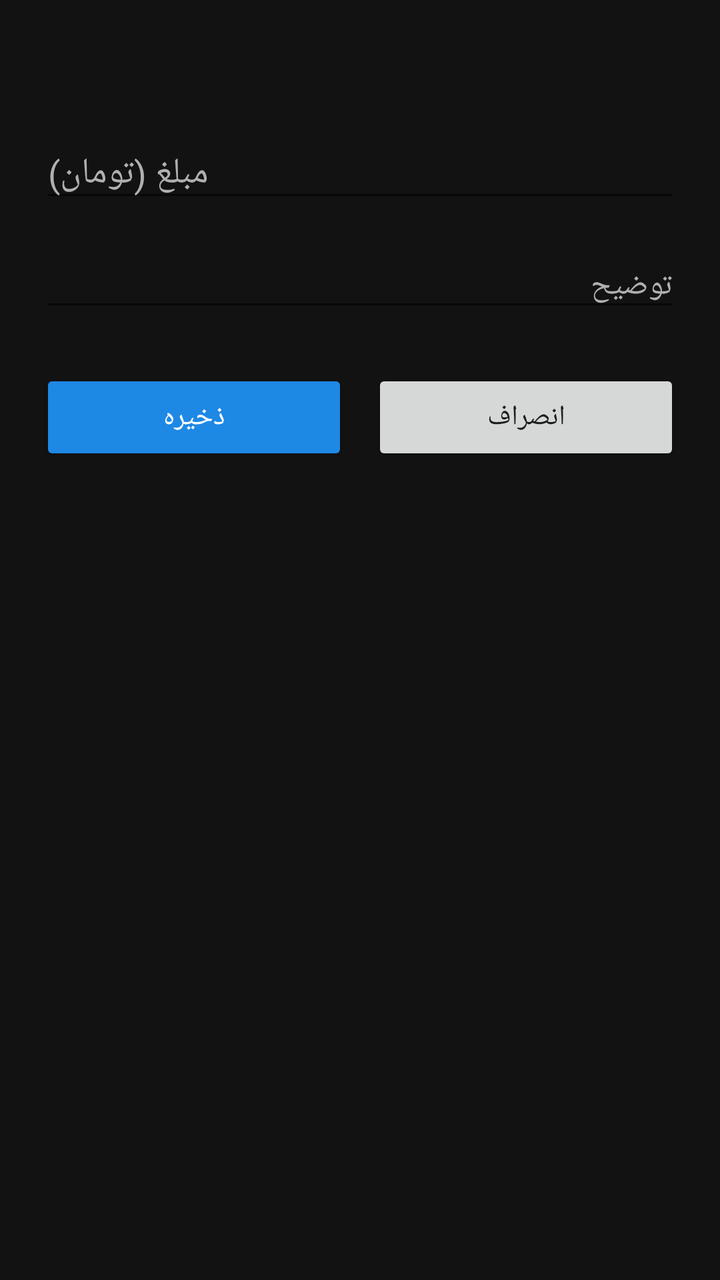
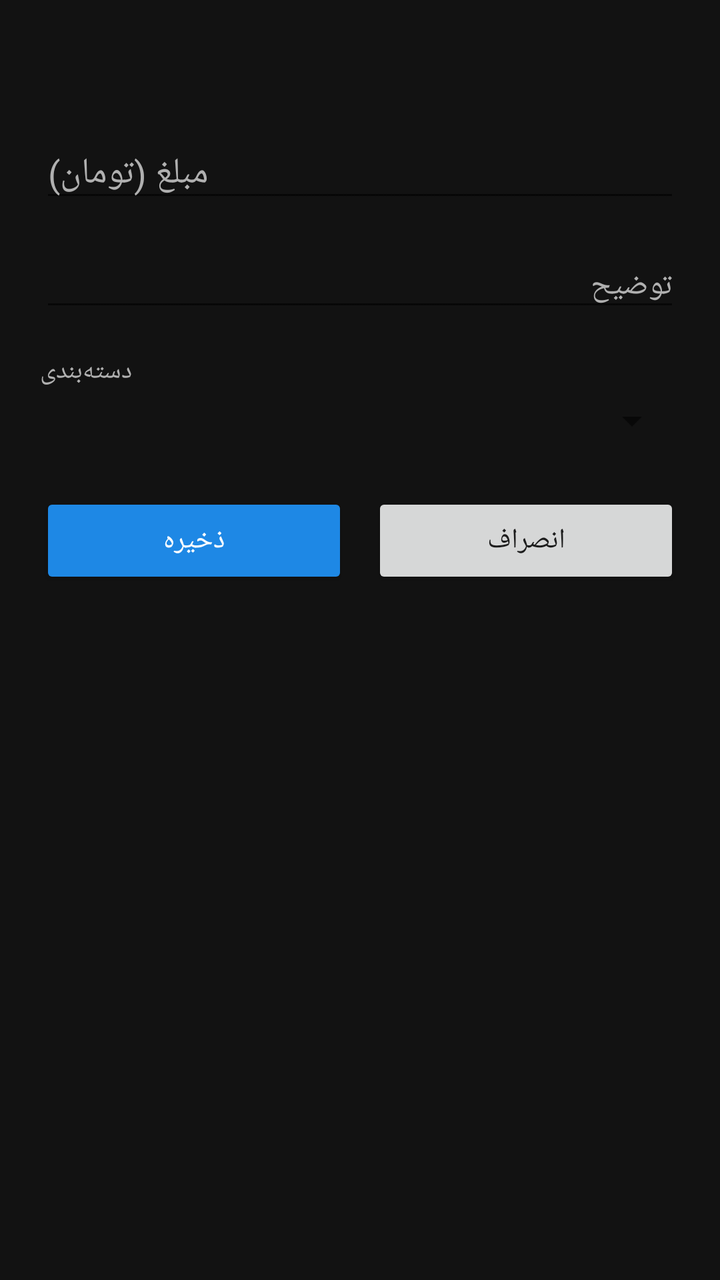

An Android layout rendered at two revisions. The XML below is the earlier revision; the diff shows what the commit changed to produce the second picture.
<!-- AndroidManifest.xml: activity theme Theme.MoneyManager -->
<!-- res/layout/activity_add_transaction.xml -->
<?xml version="1.0" encoding="utf-8"?>
<LinearLayout xmlns:android="http://schemas.android.com/apk/res/android"
    android:layout_width="match_parent"
    android:layout_height="match_parent"
    android:layoutDirection="rtl"
    android:orientation="vertical"
    android:background="@color/background"
    android:padding="20dp">

    <TextView
        android:id="@+id/tvFormTitle"
        android:layout_width="wrap_content"
        android:layout_height="wrap_content"
        android:textSize="18sp"
        android:textStyle="bold"
        android:textColor="@color/text_primary"
        android:layout_marginBottom="20dp" />

    <EditText
        android:id="@+id/etAmount"
        android:layout_width="match_parent"
        android:layout_height="wrap_content"
        android:hint="@string/amount"
        android:inputType="number"
        android:textDirection="ltr"
        android:gravity="end"
        android:textColor="@color/text_primary"
        android:textColorHint="@color/text_secondary"
        android:textSize="18sp"
        android:layout_marginBottom="16dp" />

    <EditText
        android:id="@+id/etDescription"
        android:layout_width="match_parent"
        android:layout_height="wrap_content"
        android:hint="@string/description_hint"
        android:inputType="text"
        android:textColor="@color/text_primary"
        android:textColorHint="@color/text_secondary"
        android:textSize="16sp"
        android:layout_marginBottom="24dp" />

    <LinearLayout
        android:layout_width="match_parent"
        android:layout_height="wrap_content"
        android:orientation="horizontal"
        android:layout_marginBottom="12dp">

        <Button
            android:id="@+id/btnSave"
            android:layout_width="0dp"
            android:layout_height="wrap_content"
            android:layout_weight="1"
            android:layout_marginEnd="6dp"
            android:backgroundTint="@color/primary"
            android:textColor="@color/white"
            android:text="@string/save" />

        <Button
            android:id="@+id/btnCancel"
            android:layout_width="0dp"
            android:layout_height="wrap_content"
            android:layout_weight="1"
            android:layout_marginStart="6dp"
            android:text="@string/cancel" />
    </LinearLayout>

    <Button
        android:id="@+id/btnDelete"
        android:layout_width="match_parent"
        android:layout_height="wrap_content"
        android:backgroundTint="@color/expense_red"
        android:textColor="@color/white"
        android:text="@string/delete"
        android:visibility="gone" />

</LinearLayout>
<!-- resources referenced by this layout -->
<resources>
  <color name="background">#121212</color>
  <color name="expense_red">#E53935</color>
  <color name="primary">#1E88E5</color>
  <color name="text_primary">#F5F5F5</color>
  <color name="text_secondary">#B0B0B0</color>
  <color name="white">#FFFFFF</color>
  <string name="amount">مبلغ (تومان)</string>
  <string name="cancel">انصراف</string>
  <string name="delete">حذف</string>
  <string name="description_hint">توضیح</string>
  <string name="save">ذخیره</string>
  <style name="Theme.MoneyManager" parent="Theme.MaterialComponents.DayNight.NoActionBar">
          <item name="colorPrimary">@color/primary</item>
          <item name="colorPrimaryDark">@color/primary_dark</item>
          <item name="colorAccent">@color/primary</item>
          <item name="android:windowBackground">@color/background</item>
          <item name="android:statusBarColor">@color/primary_dark</item>
      </style>
  <color name="primary_dark">#0D47A1</color>
</resources>

<!-- the commit's change to res/layout/activity_add_transaction.xml (unified diff, before → after) -->
@@ -38,6 +38,20 @@
         android:textColor="@color/text_primary"
         android:textColorHint="@color/text_secondary"
         android:textSize="16sp"
+        android:layout_marginBottom="16dp" />
+
+    <TextView
+        android:layout_width="wrap_content"
+        android:layout_height="wrap_content"
+        android:text="@string/category_label"
+        android:textColor="@color/text_secondary"
+        android:textSize="13sp"
+        android:layout_marginBottom="4dp" />
+
+    <Spinner
+        android:id="@+id/spCategory"
+        android:layout_width="match_parent"
+        android:layout_height="wrap_content"
         android:layout_marginBottom="24dp" />
 
     <LinearLayout
<!-- resource entries referenced after the edit -->
@@ -8,6 +8,7 @@
   <color name="white">#FFFFFF</color>
   <string name="amount">مبلغ (تومان)</string>
   <string name="cancel">انصراف</string>
+  <string name="category_label">دسته‌بندی</string>
   <string name="delete">حذف</string>
   <string name="description_hint">توضیح</string>
   <string name="save">ذخیره</string>
